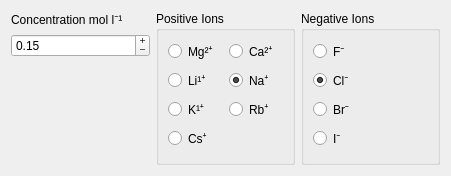
Before: the Qt Designer form ui/neutralisesettings.ui in breuerss/gromacs-ui, drawn with Qt 5.
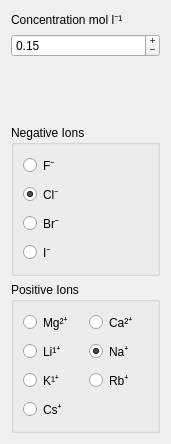
After: the same form once the commit is applied.

Commit message: fix: layout of settings in node

```diff
--- a/ui/neutralisesettings.ui
+++ b/ui/neutralisesettings.ui
@@ -6,15 +6,15 @@
    <rect>
     <x>0</x>
     <y>0</y>
-    <width>451</width>
-    <height>176</height>
+    <width>171</width>
+    <height>444</height>
    </rect>
   </property>
   <property name="windowTitle">
    <string>Form</string>
   </property>
-  <layout class="QGridLayout" name="gridLayout_2">
-   <item row="0" column="0">
+  <layout class="QVBoxLayout" name="verticalLayout_3">
+   <item>
     <layout class="QVBoxLayout" name="verticalLayout_14" stretch="0,0,0">
      <item>
       <widget class="QLabel" name="ionConcentrationLabel">
@@ -57,7 +57,59 @@
      </item>
     </layout>
    </item>
-   <item row="0" column="1">
+   <item>
+    <layout class="QVBoxLayout" name="verticalLayout">
+     <item>
+      <widget class="QGroupBox" name="groupBox_3">
+       <property name="sizePolicy">
+        <sizepolicy hsizetype="Preferred" vsizetype="Preferred">
+         <horstretch>0</horstretch>
+         <verstretch>0</verstretch>
+        </sizepolicy>
+       </property>
+       <property name="title">
+        <string>Negative Ions</string>
+       </property>
+       <layout class="QVBoxLayout" name="verticalLayout_13">
+        <item>
+         <widget class="QRadioButton" name="fIon">
+          <property name="text">
+           <string>F⁻</string>
+          </property>
+         </widget>
+        </item>
+        <item>
+         <widget class="QRadioButton" name="clIon">
+          <property name="text">
+           <string>Cl⁻</string>
+          </property>
+          <property name="checked">
+           <bool>true</bool>
+          </property>
+         </widget>
+        </item>
+        <item>
+         <widget class="QRadioButton" name="brIon">
+          <property name="text">
+           <string>Br⁻</string>
+          </property>
+         </widget>
+        </item>
+        <item>
+         <widget class="QRadioButton" name="iIon">
+          <property name="text">
+           <string>I⁻</string>
+          </property>
+         </widget>
+        </item>
+       </layout>
+      </widget>
+     </item>
+    </layout>
+   </item>
+   <item>
+    <layout class="QVBoxLayout" name="verticalLayout_2">
+     <item>
     <widget class="QGroupBox" name="groupBox_2">
      <property name="sizePolicy">
       <sizepolicy hsizetype="Preferred" vsizetype="Preferred">
@@ -124,51 +176,7 @@
      </layout>
     </widget>
    </item>
-   <item row="0" column="2">
-    <widget class="QGroupBox" name="groupBox_3">
-     <property name="sizePolicy">
-      <sizepolicy hsizetype="Preferred" vsizetype="Preferred">
-       <horstretch>0</horstretch>
-       <verstretch>0</verstretch>
-      </sizepolicy>
-     </property>
-     <property name="title">
-      <string>Negative Ions</string>
-     </property>
-     <layout class="QVBoxLayout" name="verticalLayout_13">
-      <item>
-       <widget class="QRadioButton" name="fIon">
-        <property name="text">
-         <string>F⁻</string>
-        </property>
-       </widget>
-      </item>
-      <item>
-       <widget class="QRadioButton" name="clIon">
-        <property name="text">
-         <string>Cl⁻</string>
-        </property>
-        <property name="checked">
-         <bool>true</bool>
-        </property>
-       </widget>
-      </item>
-      <item>
-       <widget class="QRadioButton" name="brIon">
-        <property name="text">
-         <string>Br⁻</string>
-        </property>
-       </widget>
-      </item>
-      <item>
-       <widget class="QRadioButton" name="iIon">
-        <property name="text">
-         <string>I⁻</string>
-        </property>
-       </widget>
-      </item>
-     </layout>
-    </widget>
+    </layout>
    </item>
   </layout>
  </widget>
```
Lines whose indentation alone changed are shown as unchanged. The commit also changes 4 other files.
